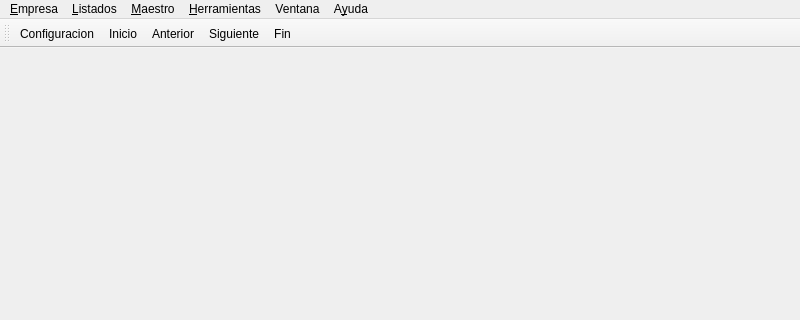
Above: bulmages/bulmacont/src/bcbulmacontbase.ui from eboladev/Bulmages-1 before the change; both pictures show x 0 to 800 and y 0 to 320 of the 800 by 600 pixel window. Below: the same form after it.
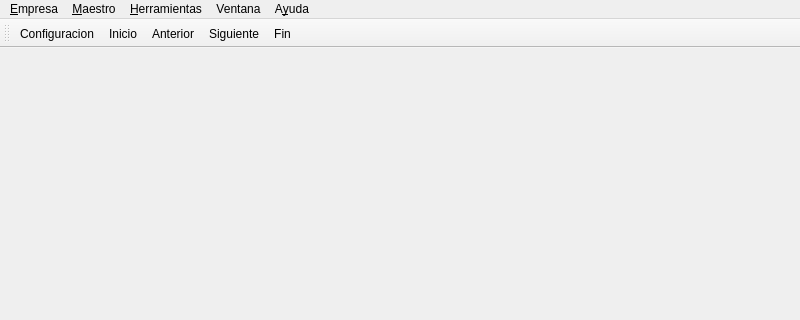
That is the form after the change. Icons and pictures are not drawn.

Commit message: Traslado la parte del modelo347 al pluginbc_registroiva. En este creo la entrada de menu Iva y pongo todos los elementos relacionados dentro de esta entrada de menu en lugar de la generica Ver

Patch:
```diff
--- a/bulmages/bulmacont/src/bcbulmacontbase.ui
+++ b/bulmages/bulmacont/src/bcbulmacontbase.ui
@@ -30,7 +30,7 @@
      <x>0</x>
      <y>0</y>
      <width>800</width>
-     <height>26</height>
+     <height>19</height>
     </rect>
    </property>
    <widget class="QMenu" name="menuVentana">
@@ -68,15 +68,6 @@
     <addaction name="actionConfiguracion"/>
     <addaction name="actionSalir"/>
    </widget>
-   <widget class="QMenu" name="menuListados">
-    <property name="title">
-     <string>&amp;Listados</string>
-    </property>
-    <addaction name="separator"/>
-    <addaction name="separator"/>
-    <addaction name="actionListado_347"/>
-    <addaction name="separator"/>
-   </widget>
    <widget class="QMenu" name="menuHerramientas">
     <property name="title">
      <string>&amp;Herramientas</string>
@@ -89,7 +80,6 @@
     <addaction name="actionCentro_de_Coste_por_Defecto"/>
    </widget>
    <addaction name="menuEmpresa"/>
-   <addaction name="menuListados"/>
    <addaction name="menuMaestro"/>
    <addaction name="menuHerramientas"/>
    <addaction name="menuVentana"/>
```
The commit also changes 18 other files.
